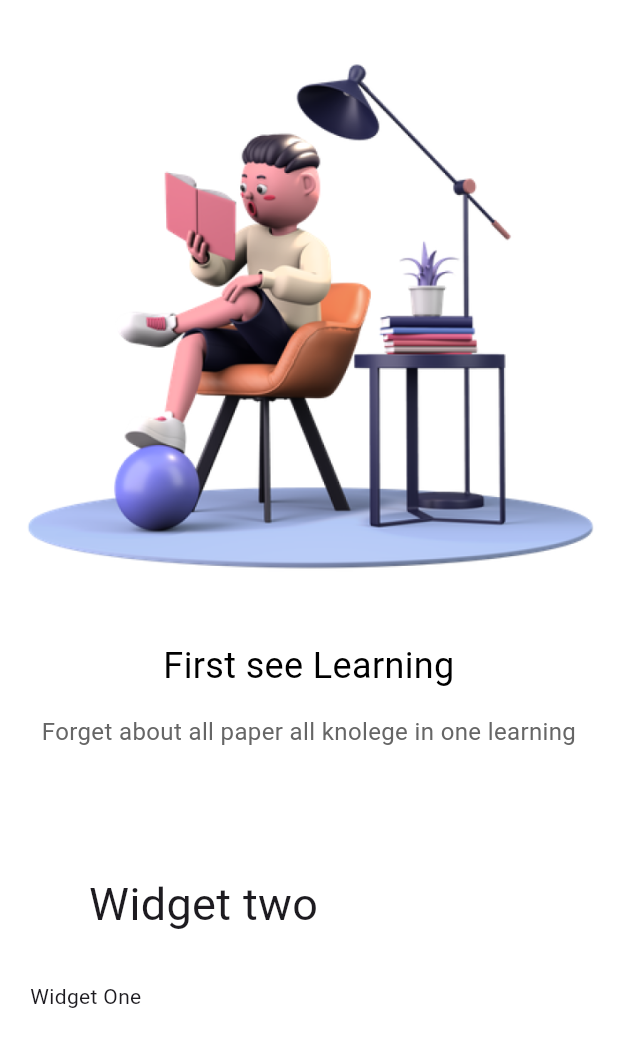
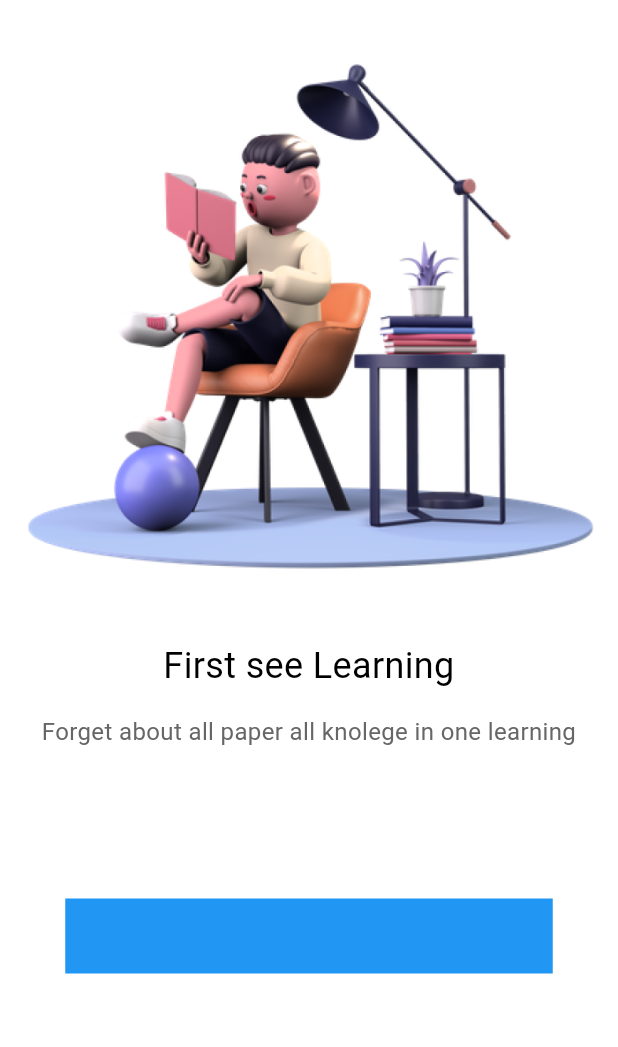
Before and after one commit to AbilioN/onlineCourse, a Flutter app: the screen it shows after launch, on a phone screen of 412 x 824 dp. Shown: the top 1047 px of the screen. Run offline on Flutter 3.47's test engine with Material 3 defaults, Android fonts, the phone set to English and light mode, and no system bars; our stand-ins replace flutter_riverpod.

Commit message:
trying reusable component

```diff
--- a/lib/pages/welcome/welcome.dart
+++ b/lib/pages/welcome/welcome.dart
@@ -33,13 +33,13 @@ class Welcome extends StatelessWidget {
             ],
           ),
           const Positioned(
-            child: const Text("Widget One"),
+            child: const Text(""),
             bottom: 150,
             left: 20,
           ),
           const Positioned(
             child: Text(
-              "Widget two",
+              "",
               style: TextStyle(fontSize: 30),
             ),
             bottom: 200,
--- a/lib/pages/welcome/widgets.dart
+++ b/lib/pages/welcome/widgets.dart
@@ -1,3 +1,4 @@
+import 'package:another/common/widgets/app_shadows.dart';
 import 'package:another/common/widgets/text_widgets.dart';
 import 'package:flutter/material.dart';
 
@@ -30,8 +31,28 @@ class OnboardingPageOne extends StatelessWidget {
           child: Text16(
             text: subTitle,
           ),
-        )
+        ),
+        _NextButton()
       ],
     );
   }
 }
+
+class _NextButton extends StatelessWidget {
+  const _NextButton({super.key});
+
+  @override
+  Widget build(BuildContext context) {
+    return Container(
+      width: 325,
+      height: 50,
+      color: Colors.blue,
+      margin: const EdgeInsets.only(
+        top: 100,
+        left: 25,
+        right: 25,
+      ),
+      // decoration: AppBoxShadow(),
+    );
+  }
+}
```
Also changed, not shown: lib/common/widgets/app_shadows.dart (added, +20 -0 lines).
